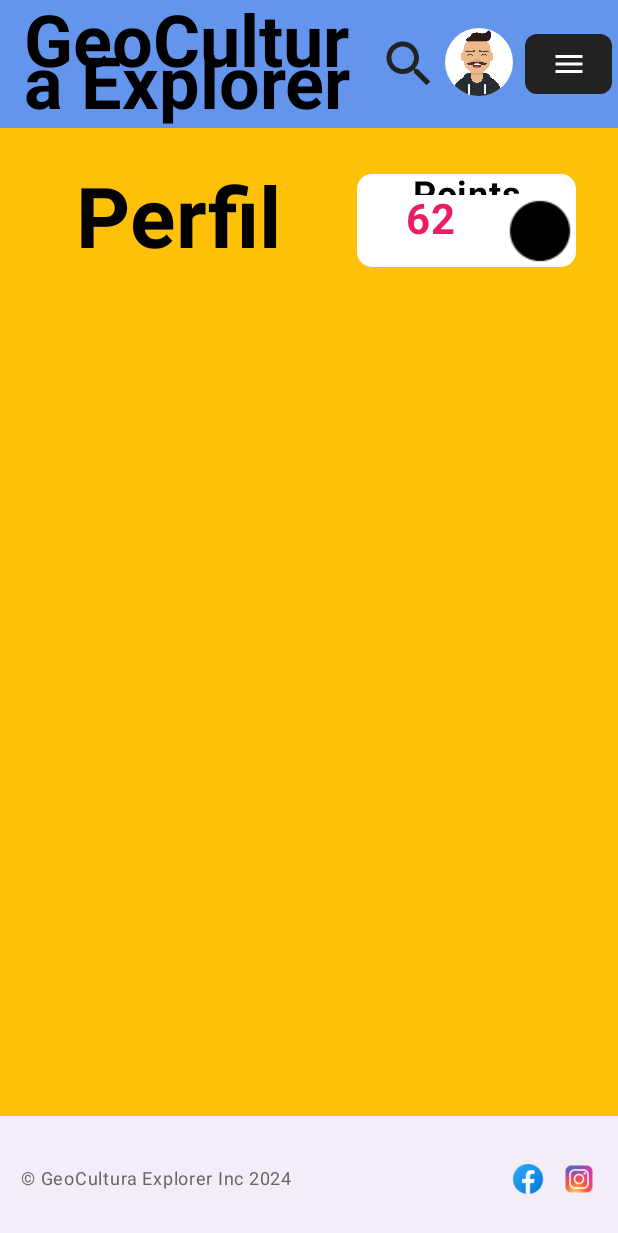
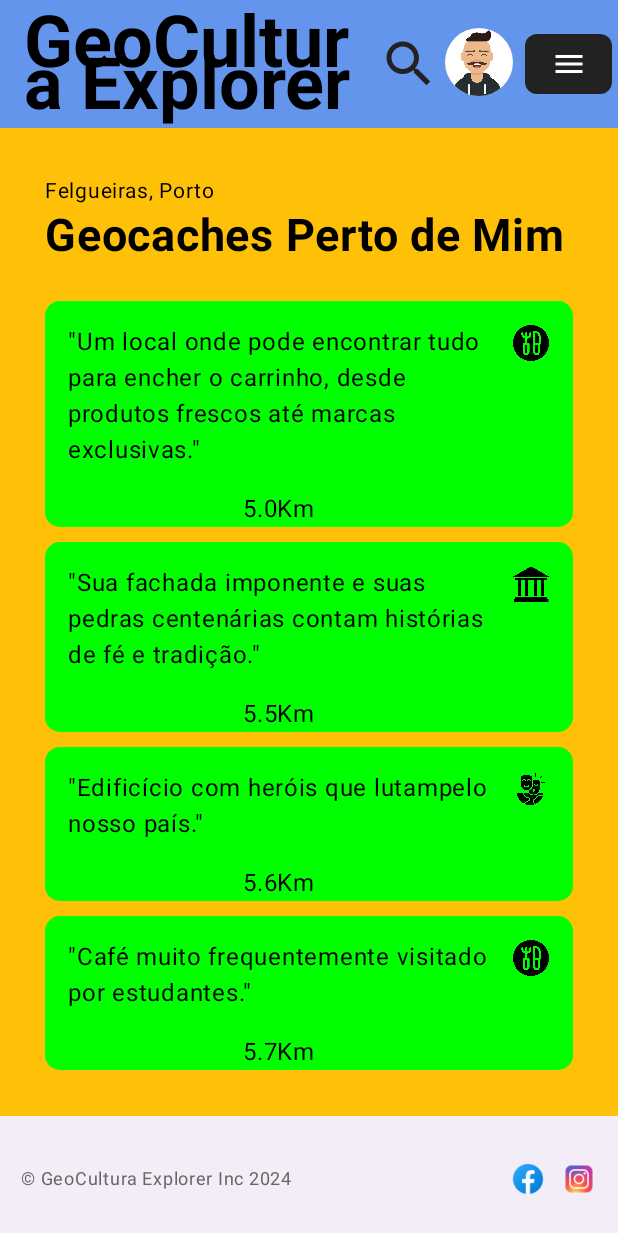
Before and after one commit to SlightlyFunctionalCode/GeocachingCultural, an Android app built with Jetpack Compose: the screen it shows after launch (MainActivity), on a phone screen of 412 x 824 dp. Shown: the top 1233 px of the screen. Run offline under Robolectric (Android 15) with nearby library versions, the phone set to English and light mode, and no system bars.

Commit message:
Criado a PrincipalScreen onde terá os geocaches perto do utilizador, adicionado o diagrama_ER inicial

```diff
--- a/app/src/main/java/pt/ipp/estg/geocashing_cultural/ui/components/navigation/NavBar.kt
+++ b/app/src/main/java/pt/ipp/estg/geocashing_cultural/ui/components/navigation/NavBar.kt
@@ -59,6 +59,8 @@ import androidx.navigation.compose.composable
 import androidx.navigation.compose.rememberNavController
 import kotlinx.coroutines.launch
 import pt.ipp.estg.geocashing_cultural.R
+import pt.ipp.estg.geocashing_cultural.ui.screens.ExplorarScreen
+import pt.ipp.estg.geocashing_cultural.ui.screens.PrincipalScreen
 import pt.ipp.estg.geocashing_cultural.ui.utils.MyIconButton
 import pt.ipp.estg.geocashing_cultural.ui.screens.ProfileScreen
 import pt.ipp.estg.geocashing_cultural.ui.theme.DarkGray
@@ -196,8 +198,9 @@ fun TopAppBar(onNavIconClick: () -> Unit) {
 
 @Composable
 fun MyScaffoldContent(navController: NavHostController) {
-    NavHost(navController = navController, startDestination = "profileScreen") {
-        composable("profileScreen") { ProfileScreen() }
+    NavHost(navController = navController, startDestination = "principalScreen") {
+        composable("principalScreen") { PrincipalScreen(navController) }
+        composable("explorarScreen") { ExplorarScreen(navController)}
     }
 }
 
--- /dev/null
+++ b/app/src/main/java/pt/ipp/estg/geocashing_cultural/ui/screens/Explorar.kt
@@ -0,0 +1,9 @@
+package pt.ipp.estg.geocashing_cultural.ui.screens
+
+import androidx.compose.runtime.Composable
+import androidx.navigation.NavHostController
+
+@Composable
+fun ExplorarScreen(navController: NavHostController){
+
+}
--- /dev/null
+++ b/app/src/main/java/pt/ipp/estg/geocashing_cultural/ui/screens/Principal.kt
@@ -0,0 +1,116 @@
+package pt.ipp.estg.geocashing_cultural.ui.screens
+
+import androidx.compose.foundation.background
+import androidx.compose.foundation.border
+import androidx.compose.foundation.clickable
+import androidx.compose.foundation.layout.Column
+import androidx.compose.foundation.layout.Spacer
+import androidx.compose.foundation.layout.fillMaxSize
+import androidx.compose.foundation.layout.fillMaxWidth
+import androidx.compose.foundation.layout.height
+import androidx.compose.foundation.layout.padding
+import androidx.compose.foundation.layout.size
+import androidx.compose.foundation.layout.width
+import androidx.compose.foundation.lazy.LazyColumn
+import androidx.compose.foundation.shape.RoundedCornerShape
+import androidx.compose.material3.Text
+import androidx.compose.runtime.Composable
+import androidx.compose.ui.Alignment.Companion.CenterHorizontally
+import androidx.compose.ui.Modifier
+import androidx.compose.ui.graphics.Color.Companion.Green
+import androidx.compose.ui.res.painterResource
+import androidx.compose.ui.text.font.FontWeight
+import androidx.compose.ui.tooling.preview.Preview
+import androidx.compose.ui.unit.dp
+import androidx.compose.ui.unit.sp
+import androidx.navigation.NavHostController
+import androidx.navigation.compose.rememberNavController
+import pt.ipp.estg.geocashing_cultural.R
+import pt.ipp.estg.geocashing_cultural.ui.theme.Geocashing_CulturalTheme
+import pt.ipp.estg.geocashing_cultural.ui.utils.MyGeocachePertoDeMim
+import pt.ipp.estg.geocashing_cultural.ui.utils.MyTextButton
+
+@Composable
+fun PrincipalScreen(navController: NavHostController) {
+    Column(
+        modifier = Modifier
+            .fillMaxSize() // Ocupa todo o espaço disponível em largura e altura
+            .padding(30.dp)
+    ) {
+        Column(modifier = Modifier.fillMaxWidth()) {
+            Text(
+                text = "Felgueiras, Porto",
+                fontSize = 14.sp, // Define o tamanho da fonte
+                modifier = Modifier.fillMaxWidth()
+            )
+            Text(
+                text = "Geocaches Perto de Mim",
+                fontSize = 30.sp,
+                fontWeight = FontWeight.Bold,// Define o tamanho da fonte para o texto maior
+                modifier = Modifier.fillMaxWidth()
+            )
+        }
+        Spacer(modifier = Modifier.height(25.dp))
+
+        GeocachesPerto(navController)
+    }
+}
+
+@Composable
+fun GeocachesPerto(navController: NavHostController) {
+    LazyColumn(modifier = Modifier.fillMaxWidth()) {
+        item { // Alterar este número conforme necessário
+            MyGeocachePertoDeMim(
+                "\"Um local onde pode encontrar tudo para encher o carrinho, desde produtos frescos até marcas exclusivas.\"",
+                "5.0Km",
+                painterResource(id = R.drawable.gastronomia)
+            )
+
+            Spacer(modifier = Modifier.height(10.dp))
+        }
+        item { // Alterar este número conforme necessário
+            MyGeocachePertoDeMim(
+                "\"Sua fachada imponente e suas pedras centenárias contam histórias de fé e tradição.\"",
+                "5.5Km",
+                painterResource(id = R.drawable.historico)
+            )
+
+            Spacer(modifier = Modifier.height(10.dp))
+        }
+        item { // Alterar este número conforme necessário
+            MyGeocachePertoDeMim(
+                "\"Edificício com heróis que lutampelo nosso país.\"",
+                "5.6Km",
+                painterResource(id = R.drawable.cultural)
+            )
+
+            Spacer(modifier = Modifier.height(10.dp))
+        }
+        item { // Alterar este número conforme necessário
+            MyGeocachePertoDeMim(
+                "\"Café muito frequentemente visitado por estudantes.\"",
+                "5.7Km",
+                painterResource(id = R.drawable.gastronomia)
+            )
+
+            Spacer(modifier = Modifier.height(10.dp))
+        }
+        item {
+            MyTextButton("+ Mais Geocaches", onClick = {
+                navController.navigate("explorarScreen")
+            },
+                modifier = Modifier
+                    .height(48.dp))
+        }
+    }
+}
+
+
+@Preview(showBackground = true)
+@Composable
+fun PrincipalScreenPreview() {
+    Geocashing_CulturalTheme {
+        val navController = rememberNavController()
+        PrincipalScreen(navController)
+    }
+}
--- /dev/null
+++ b/app/src/main/java/pt/ipp/estg/geocashing_cultural/ui/utils/MyGeocachePerto.kt
@@ -0,0 +1,45 @@
+package pt.ipp.estg.geocashing_cultural.ui.utils
+
+import androidx.compose.foundation.background
+import androidx.compose.foundation.clickable
+import androidx.compose.foundation.layout.Box
+import androidx.compose.foundation.layout.Column
+import androidx.compose.foundation.layout.fillMaxWidth
+import androidx.compose.foundation.layout.padding
+import androidx.compose.foundation.layout.size
+import androidx.compose.foundation.shape.RoundedCornerShape
+import androidx.compose.material3.Icon
+import androidx.compose.material3.Text
+import androidx.compose.runtime.Composable
+import androidx.compose.ui.Alignment
+import androidx.compose.ui.Modifier
+import androidx.compose.ui.graphics.Color.Companion.Green
+import androidx.compose.ui.graphics.painter.Painter
+import androidx.compose.ui.res.painterResource
+import androidx.compose.ui.unit.dp
+import pt.ipp.estg.geocashing_cultural.R
+
+@Composable
+fun MyGeocachePertoDeMim(titulo : String, distancia : String, icone: Painter){
+    Box(modifier = Modifier
+        .background(color = Green, shape = RoundedCornerShape(10.dp))
+        .fillMaxWidth()) {
+
+        // Conteúdo principal
+        Column(modifier = Modifier.padding(end = 40.dp)) { // Adiciona um padding para o espaço do ícone
+            Text(titulo, modifier = Modifier.padding(15.dp))
+            Text(distancia, modifier = Modifier.align(Alignment.CenterHorizontally))
+        }
+
+        // Ícone no canto superior direito
+        Icon(
+            painter = icone, // Substitua pelo seu ícone
+            contentDescription = "Ícone",
+            modifier = Modifier
+                .align(Alignment.TopEnd)
+                .padding(16.dp) // Ajuste o padding conforme necessário
+                .size(24.dp) // Ajuste o tamanho do ícone conforme necessário
+                .clickable { /* Ação ao clicar no ícone */ }
+        )
+    }
+}
```
Also changed, not shown: app/src/main/res/drawable/cultural.png (added), app/src/main/res/drawable/gastronomia.png (added), app/src/main/res/drawable/historico.png (added), 2 other files.
